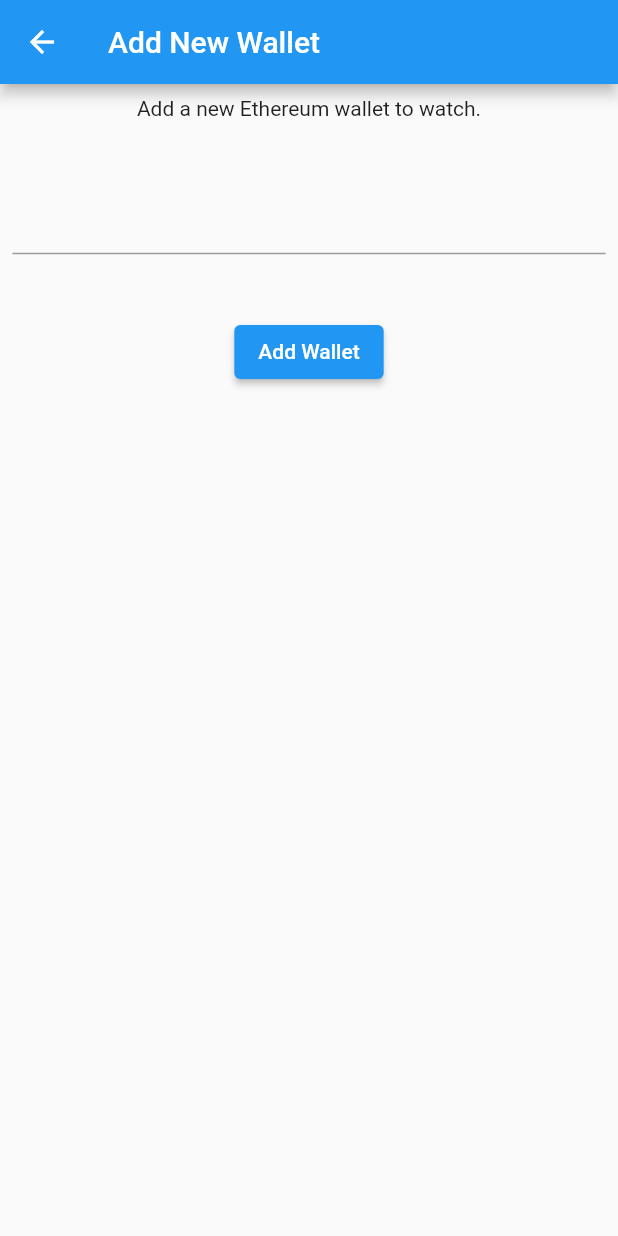
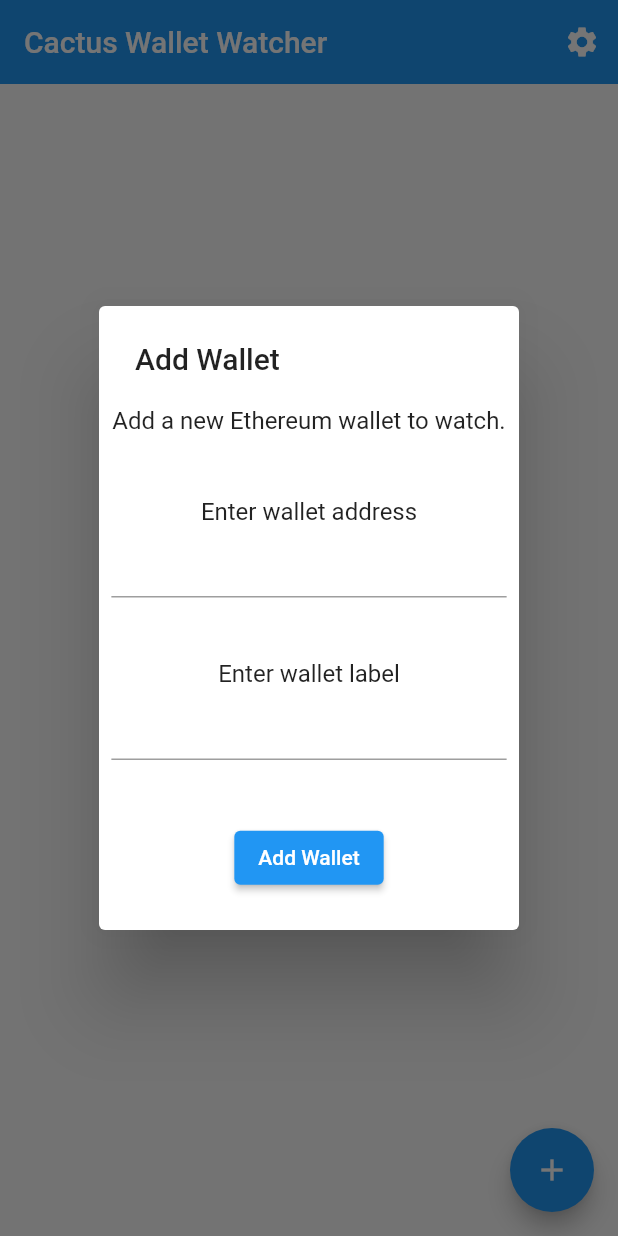
Before and after one commit to KhalidWar/cactus_wallet_watcher, a Flutter app: the screen it shows after launch, after a tap on the "add" icon, on a phone screen of 412 x 824 dp. Run offline on Flutter 3.47's test engine with Material 2 defaults, Android fonts, the phone set to English and light mode, and no system bars; our stand-ins replace flutter_riverpod, hive, hive_flutter, qr_flutter, shared_preferences; missing offline and left inert: coingecko_dart; accounts and stored records are empty; generated files the repository leaves out were written again.

Commit message:
Implemented Hive database to store data locally

```diff
--- a/lib/constants.dart
+++ b/lib/constants.dart
@@ -16,3 +16,7 @@ const kTagLatest = 'latest';
 const kEthplorerBaseURL = 'https://api.ethplorer.io';
 const kEthplorerAddressInfoURL = 'getAddressInfo';
 const kEthplorerIO = 'https://ethplorer.io';
+
+/// UI String
+const kDeleteWalletConfirmation =
+    'Are you sure you want to delete this wallet?';
--- a/lib/main.dart
+++ b/lib/main.dart
@@ -1,9 +1,18 @@
+import 'package:cactus_wallet_watcher/models/wallet_model.dart';
 import 'package:cactus_wallet_watcher/screens/home_screen.dart';
 import 'package:flutter/material.dart';
 import 'package:flutter/services.dart';
 import 'package:flutter_riverpod/flutter_riverpod.dart';
+import 'package:hive/hive.dart';
+import 'package:hive_flutter/hive_flutter.dart';
 
-void main() {
+void main() async {
+  WidgetsFlutterBinding.ensureInitialized();
+
+  await Hive.initFlutter();
+  Hive.registerAdapter(WalletModelAdapter());
+  await Hive.openBox<WalletModel>('wallets');
+
   runApp(
     ProviderScope(
       child: MyApp(),
--- /dev/null
+++ b/lib/models/wallet_model.dart
@@ -0,0 +1,17 @@
+import 'package:hive/hive.dart';
+
+part 'wallet_model.g.dart';
+
+@HiveType(typeId: 0)
+class WalletModel extends HiveObject {
+  WalletModel(this.label, this.address, this.type);
+
+  @HiveField(0)
+  String label;
+
+  @HiveField(1)
+  String address;
+
+  @HiveField(2)
+  String type;
+}
--- a/lib/screens/home_screen.dart
+++ b/lib/screens/home_screen.dart
@@ -1,13 +1,16 @@
 import 'package:animations/animations.dart';
-import 'package:cactus_wallet_watcher/screens/add_new_wallet.dart';
+import 'package:cactus_wallet_watcher/models/wallet_model.dart';
 import 'package:cactus_wallet_watcher/screens/settings_screen.dart';
 import 'package:cactus_wallet_watcher/screens/wallet_page.dart';
+import 'package:cactus_wallet_watcher/services/form_validation.dart';
+import 'package:cactus_wallet_watcher/services/hive_boxes.dart';
 import 'package:cactus_wallet_watcher/shared_components/wallet_card.dart';
-import 'package:cactus_wallet_watcher/state_management/global_providers.dart';
 import 'package:cactus_wallet_watcher/state_management/wallets_state_manager.dart';
 import 'package:flutter/cupertino.dart';
 import 'package:flutter/material.dart';
 import 'package:flutter_riverpod/flutter_riverpod.dart';
+import 'package:hive/hive.dart';
+import 'package:hive_flutter/hive_flutter.dart';
 
 class HomeScreen extends StatefulWidget {
   @override
@@ -16,23 +19,28 @@ class HomeScreen extends StatefulWidget {
 
 class _HomeScreenState extends State<HomeScreen> {
   @override
+  void dispose() {
+    Hive.close();
+    super.dispose();
+  }
+
+  @override
   Widget build(BuildContext context) {
     return Scaffold(
       appBar: buildAppBar(),
-      body: Consumer(
-        builder: (_, watch, __) {
-          final walletsAsyncValue = watch(getWallets);
+      floatingActionButton: buildFloatingActionButton(context),
+      body: ValueListenableBuilder<Box<WalletModel>>(
+        valueListenable: HiveBoxes.getWalletBoxes().listenable(),
+        builder: (context, box, _) {
+          final wallets = box.values.toList().cast<WalletModel>();
 
-          return walletsAsyncValue.when(
-            loading: () => CircularProgressIndicator(),
-            data: (walletsList) {
-              if (walletsList == null || walletsList.isEmpty) {
+          if (wallets == null || wallets.isEmpty) {
             return Center(
               child: Text('No wallets found. Add a new wallet.'),
             );
           } else {
             return GridView.builder(
-                  itemCount: walletsList.length,
+              itemCount: wallets.length,
               padding: EdgeInsets.all(8),
               gridDelegate: SliverGridDelegateWithFixedCrossAxisCount(
                 crossAxisCount: 2,
@@ -47,23 +55,20 @@ class _HomeScreenState extends State<HomeScreen> {
                     borderRadius: BorderRadius.circular(10),
                   ),
                   closedBuilder: (context, closedWidget) {
-                        return WalletCard(walletAddress: walletsList[index]);
+                    return WalletCard(
+                      walletLabel: wallets[index].label,
+                      walletAddress: wallets[index].address,
+                    );
                   },
                   openBuilder: (context, openWidget) {
-                        context
-                            .read(walletsStateManagerProvider)
-                            .walletAddress = walletsList[index];
+                    context.read(walletsStateManagerProvider).walletModel =
+                        wallets[index];
                     return WalletPage();
                   },
                 );
               },
             );
           }
-            },
-            error: (error, stackTrace) {
-              return Center(child: Text(error.toString()));
-            },
-          );
         },
       ),
     );
@@ -74,19 +79,6 @@ class _HomeScreenState extends State<HomeScreen> {
       elevation: 0,
       title: Text('Cactus Wallet Watcher'),
       actions: [
-        IconButton(
-          icon: Icon(Icons.add),
-          onPressed: () {
-            Navigator.push(
-              context,
-              MaterialPageRoute(
-                builder: (context) {
-                  return AddNewWallet();
-                },
-              ),
-            );
-          },
-        ),
         IconButton(
           icon: Icon(Icons.settings),
           onPressed: () {
@@ -103,4 +95,78 @@ class _HomeScreenState extends State<HomeScreen> {
       ],
     );
   }
+
+  FloatingActionButton buildFloatingActionButton(BuildContext context) {
+    final size = MediaQuery.of(context).size;
+
+    final _addressFormKey = GlobalKey<FormState>();
+    final _labelFormKey = GlobalKey<FormState>();
+    final _addressTextController = TextEditingController();
+    final _labelTextController = TextEditingController();
+
+    void addWallet() {
+      if (_addressFormKey.currentState.validate() ||
+          _labelFormKey.currentState.validate()) {
+        final wallet = WalletModel(
+          _labelTextController.text.trim(),
+          _addressTextController.text.trim(),
+          'ethereum',
+        );
+
+        final walletBoxes = HiveBoxes.getWalletBoxes();
+        walletBoxes.add(wallet);
       }
+    }
+
+    return FloatingActionButton(
+      child: Icon(Icons.add),
+      onPressed: () {
+        showModal(
+          context: context,
+          builder: (context) {
+            return SimpleDialog(
+              title: Text('Add Wallet'),
+              children: [
+                Padding(
+                  padding: EdgeInsets.all(size.height * 0.01),
+                  child: Column(
+                    children: [
+                      Text('Add a new Ethereum wallet to watch.'),
+                      SizedBox(height: size.height * 0.05),
+                      Text('Enter wallet address'),
+                      Form(
+                        key: _addressFormKey,
+                        child: TextFormField(
+                          validator: (input) =>
+                              FormValidation().validateAddWallet(input),
+                          controller: _addressTextController,
+                          decoration: InputDecoration(),
+                        ),
+                      ),
+                      SizedBox(height: size.height * 0.05),
+                      Text('Enter wallet label'),
+                      Form(
+                        key: _labelFormKey,
+                        child: TextFormField(
+                          validator: (input) =>
+                              FormValidation().validateAddWallet(input),
+                          controller: _labelTextController,
+                          decoration: InputDecoration(),
+                        ),
+                      ),
+                      SizedBox(height: size.height * 0.05),
+                      ElevatedButton(
+                        child: Text('Add Wallet'),
+                        onPressed: () => addWallet(),
+                      ),
+                    ],
+                  ),
+                ),
+              ],
+            );
+          },
+        );
+      },
+    );
+  }
+}
--- /dev/null
+++ b/lib/services/hive_boxes.dart
@@ -0,0 +1,8 @@
+import 'package:cactus_wallet_watcher/models/wallet_model.dart';
+import 'package:hive/hive.dart';
+
+class HiveBoxes {
+  static Box<WalletModel> getWalletBoxes() {
+    return Hive.box<WalletModel>('wallets');
+  }
+}
--- a/lib/shared_components/wallet_card.dart
+++ b/lib/shared_components/wallet_card.dart
@@ -1,10 +1,10 @@
 import 'package:flutter/material.dart';
 
 class WalletCard extends StatelessWidget {
-  const WalletCard({Key key, this.walletAddress, this.storeIcon})
+  const WalletCard({Key key, this.walletAddress, this.walletLabel})
       : super(key: key);
 
-  final String storeIcon, walletAddress;
+  final String walletLabel, walletAddress;
 
   @override
   Widget build(BuildContext context) {
@@ -21,7 +21,7 @@ class WalletCard extends StatelessWidget {
             ),
           ),
           Text(
-            'Ethereum Wallet',
+            walletLabel,
             style: Theme.of(context).textTheme.bodyText1,
           ),
           Text(
--- a/lib/shared_components/wallet_header.dart
+++ b/lib/shared_components/wallet_header.dart
@@ -13,7 +13,7 @@ class WalletHeader extends StatelessWidget {
   Widget build(BuildContext context) {
     final size = MediaQuery.of(context).size;
     final walletAddress =
-        context.read(walletsStateManagerProvider).walletAddress;
+        context.read(walletsStateManagerProvider).walletModel.address;
 
     return Container(
       height: size.height * 0.2,
--- a/lib/state_management/wallets_state_manager.dart
+++ b/lib/state_management/wallets_state_manager.dart
@@ -1,3 +1,4 @@
+import 'package:cactus_wallet_watcher/models/wallet_model.dart';
 import 'package:flutter/cupertino.dart';
 import 'package:flutter/foundation.dart';
 import 'package:flutter_riverpod/flutter_riverpod.dart';
@@ -6,5 +7,5 @@ final walletsStateManagerProvider =
     ChangeNotifierProvider((ref) => WalletsStateManager());
 
 class WalletsStateManager extends ChangeNotifier {
-  String walletAddress;
+  WalletModel walletModel;
 }
```
Also changed, not shown: lib/screens/wallet_page.dart (+12 -12 lines), pubspec.yaml (+7 -0 lines), lib/models/wallet_model.g.dart (added), pubspec.lock. Lines whose indentation alone changed are shown as unchanged.
